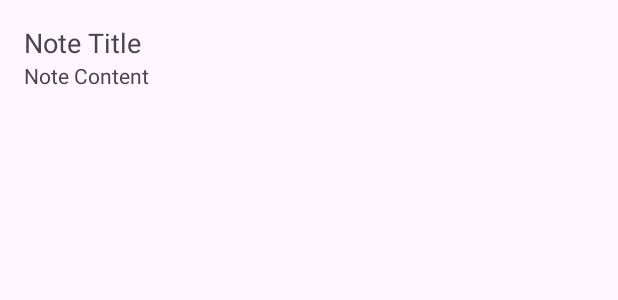
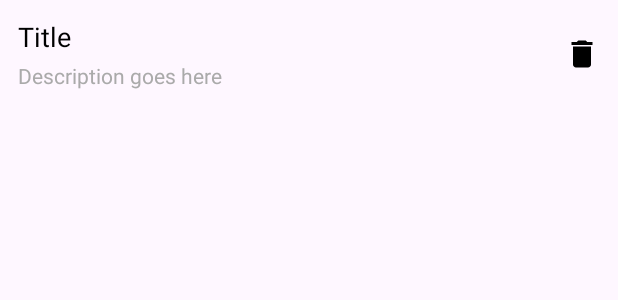
Before and after one commit to MeteorBlitz/note-taking-app, an Android app: the layout item_note.xml on its own in the app's theme, with its tools: preview values and no code run, on a phone screen of 412 x 824 dp. Shown: the top 300 px of the screen. Run offline under Robolectric (Android 15) with nearby library versions, the phone set to English and light mode, and no system bars.

Commit message:
delete function complete

```diff
--- a/app/src/main/java/com/example/note_taking_app/ui/main/NoteAdapter.kt
+++ b/app/src/main/java/com/example/note_taking_app/ui/main/NoteAdapter.kt
@@ -25,7 +25,7 @@ class NoteAdapter(private val notes: List<Note>, private val onDelete: (Note) ->
         fun bind(note: Note) {
             binding.noteTitle.text = note.title
             binding.noteContent.text = note.content
-            binding.root.setOnClickListener {
+            binding.noteDelete.setOnClickListener {
                 onDelete(note) // Handle delete on click
             }
         }
--- /dev/null
+++ b/app/src/main/res/drawable/baseline_delete_24.xml
@@ -0,0 +1,5 @@
+<vector xmlns:android="http://schemas.android.com/apk/res/android" android:height="24dp" android:tint="#000000" android:viewportHeight="24" android:viewportWidth="24" android:width="24dp">
+
+    <path android:fillColor="@android:color/white" android:pathData="M6,19c0,1.1 0.9,2 2,2h8c1.1,0 2,-0.9 2,-2V7H6v12zM19,4h-3.5l-1,-1h-5l-1,1H5v2h14V4z"/>
+
+</vector>
--- a/app/src/main/res/layout/item_note.xml
+++ b/app/src/main/res/layout/item_note.xml
@@ -1,21 +1,51 @@
 <?xml version="1.0" encoding="utf-8"?>
-<LinearLayout xmlns:android="http://schemas.android.com/apk/res/android"
+<LinearLayout
+    xmlns:android="http://schemas.android.com/apk/res/android"
     android:layout_width="match_parent"
     android:layout_height="wrap_content"
+    android:orientation="horizontal"
+    android:padding="12dp"
+    android:weightSum="1">
+
+    <!-- Note Content (Title and Description) -->
+    <LinearLayout
+        android:layout_width="0dp"
+        android:layout_height="wrap_content"
         android:orientation="vertical"
-    android:padding="16dp">
+        android:layout_weight="1"
+        android:paddingEnd="12dp">
 
+        <!-- Title of the Note -->
         <TextView
             android:id="@+id/noteTitle"
             android:layout_width="match_parent"
             android:layout_height="wrap_content"
+            android:text="Title"
             android:textSize="18sp"
-        android:text="Note Title"/>
+            android:textColor="@android:color/black"
+            android:layout_marginBottom="4dp"
+            android:maxLines="1"
+            android:ellipsize="end"/>
 
+        <!-- Description of the Note -->
         <TextView
             android:id="@+id/noteContent"
             android:layout_width="match_parent"
             android:layout_height="wrap_content"
+            android:text="Description goes here"
             android:textSize="14sp"
-        android:text="Note Content"/>
+            android:textColor="@android:color/darker_gray"
+            android:maxLines="2"
+            android:ellipsize="end"/>
     </LinearLayout>
+
+    <!-- Delete Icon on the right -->
+    <ImageView
+        android:id="@+id/noteDelete"
+        android:layout_width="24dp"
+        android:layout_height="24dp"
+        android:src="@drawable/baseline_delete_24"
+        android:contentDescription="Delete Note"
+        android:layout_gravity="center_vertical"/>
+
+</LinearLayout>
```
Lines whose indentation alone changed are shown as unchanged.
